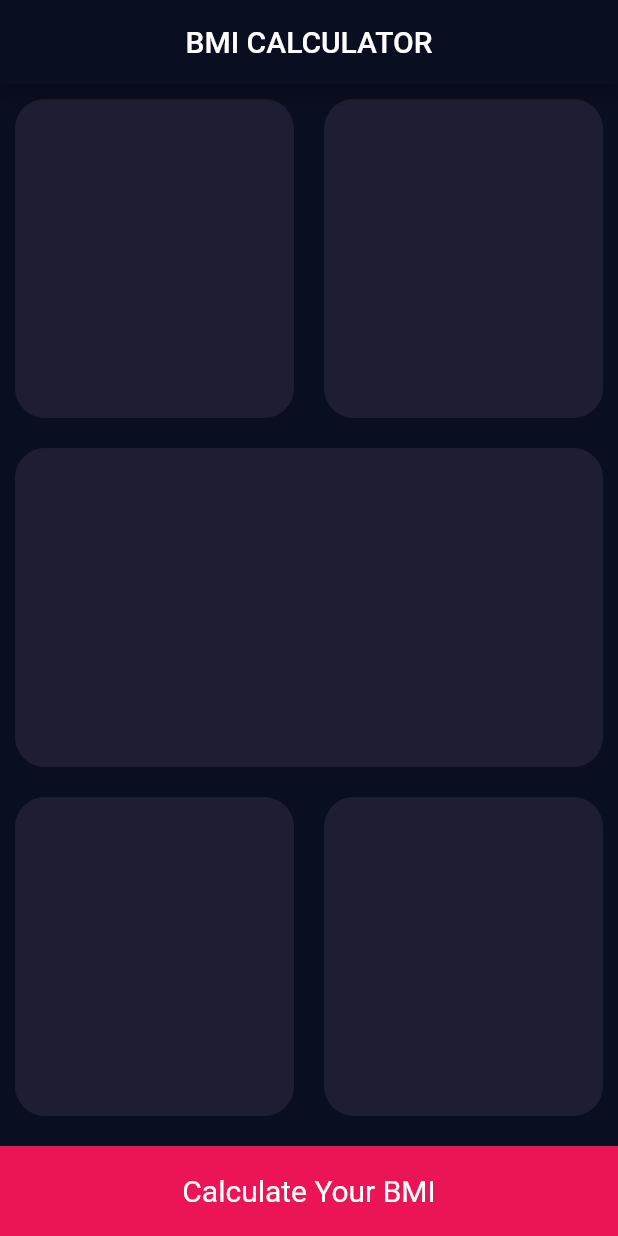
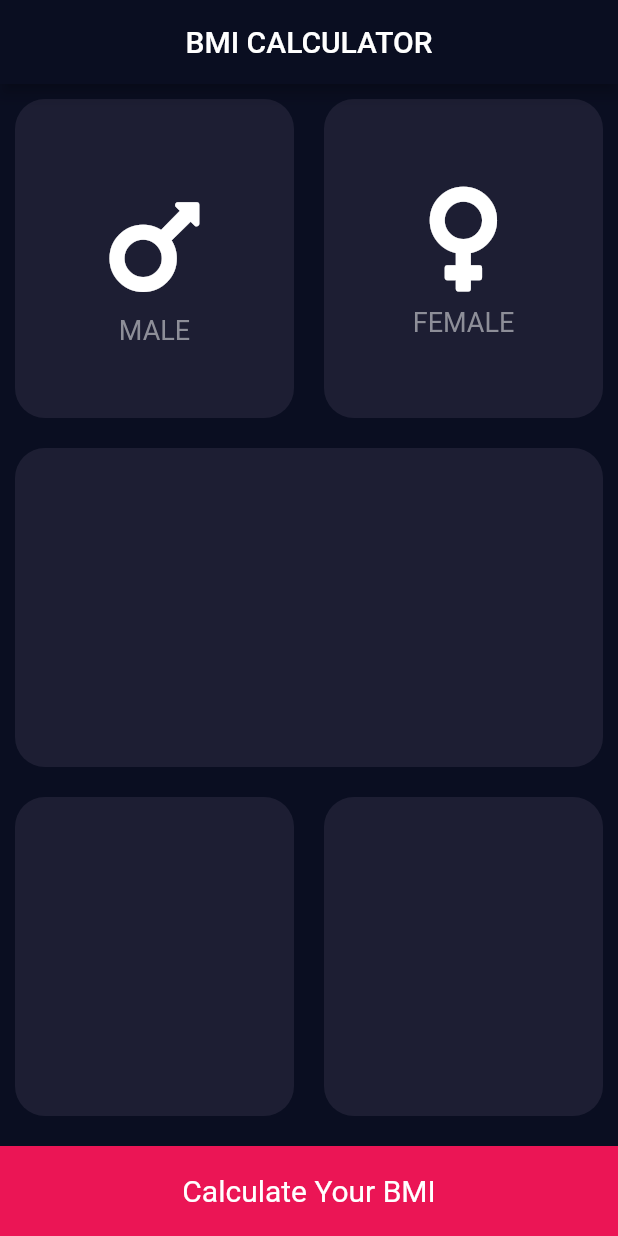
Before and after one commit to zolomohan/bmi-calculator, a Flutter app: the screen it shows after launch, on a phone screen of 412 x 824 dp. Run offline on Flutter 3.47's test engine with Material 2 defaults, Android fonts, the phone set to English and light mode, and no system bars; our stand-ins replace font_awesome_flutter.

Commit message:
Add Male & Female Card Content

```diff
--- a/lib/pages/inputPage.dart
+++ b/lib/pages/inputPage.dart
@@ -1,5 +1,6 @@
+import 'package:flutter/material.dart';
 import 'package:bmi_calculator/components/RoundedCard.dart';
-import 'package:flutter/material.dart';
+import 'package:font_awesome_flutter/font_awesome_flutter.dart';
 
 const cardColor = Color(0xFF1D1E33);
 const calculateButtonColor = Color(0xFFEB1555);
@@ -22,8 +23,53 @@ class _InputPageState extends State<InputPage> {
             Expanded(
               child: Row(
                 children: <Widget>[
-                  Expanded(child: RoundedCard(color: cardColor)),
-                  Expanded(child: RoundedCard(color: cardColor)),
+                  Expanded(
+                    child: RoundedCard(
+                      color: cardColor,
+                      child: Column(
+                        mainAxisAlignment: MainAxisAlignment.center,
+                        children: <Widget>[
+                          Container(
+                            margin: EdgeInsets.only(top: 10.0),
+                            child: FaIcon(
+                              FontAwesomeIcons.mars,
+                              size: 80.0,
+                            ),
+                          ),
+                          SizedBox(
+                            height: 5.0,
+                          ),
+                          Text(
+                            'MALE',
+                            style: TextStyle(
+                                fontSize: 18.0, color: Color(0xFF8D8E98)),
+                          ),
+                        ],
+                      ),
+                    ),
+                  ),
+                  Expanded(
+                    child: RoundedCard(
+                      color: cardColor,
+                      child: Column(
+                        mainAxisAlignment: MainAxisAlignment.center,
+                        children: <Widget>[
+                          FaIcon(
+                            FontAwesomeIcons.venus,
+                            size: 80.0,
+                          ),
+                          SizedBox(
+                            height: 5.0,
+                          ),
+                          Text(
+                            'FEMALE',
+                            style: TextStyle(
+                                fontSize: 18.0, color: Color(0xFF8D8E98)),
+                          ),
+                        ],
+                      ),
+                    ),
+                  ),
                 ],
               ),
             ),
--- a/pubspec.yaml
+++ b/pubspec.yaml
@@ -11,6 +11,7 @@ dependencies:
     sdk: flutter
 
   cupertino_icons: ^0.1.2
+  font_awesome_flutter: ^8.7.0
 
 dev_dependencies:
   flutter_test:
```
